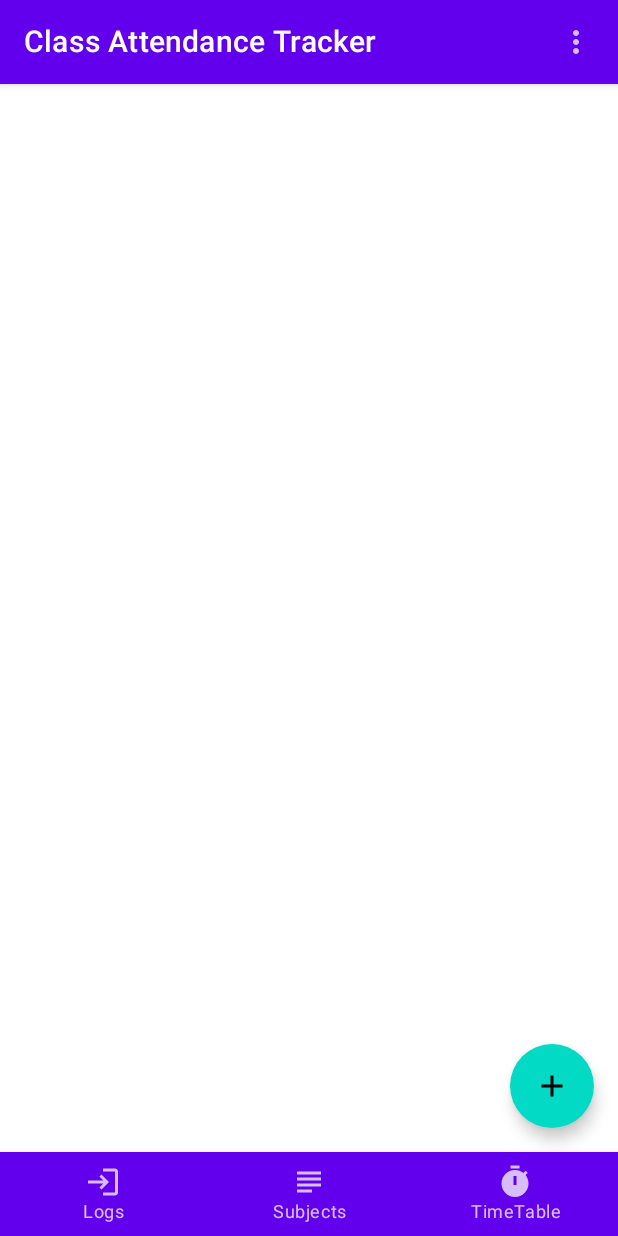
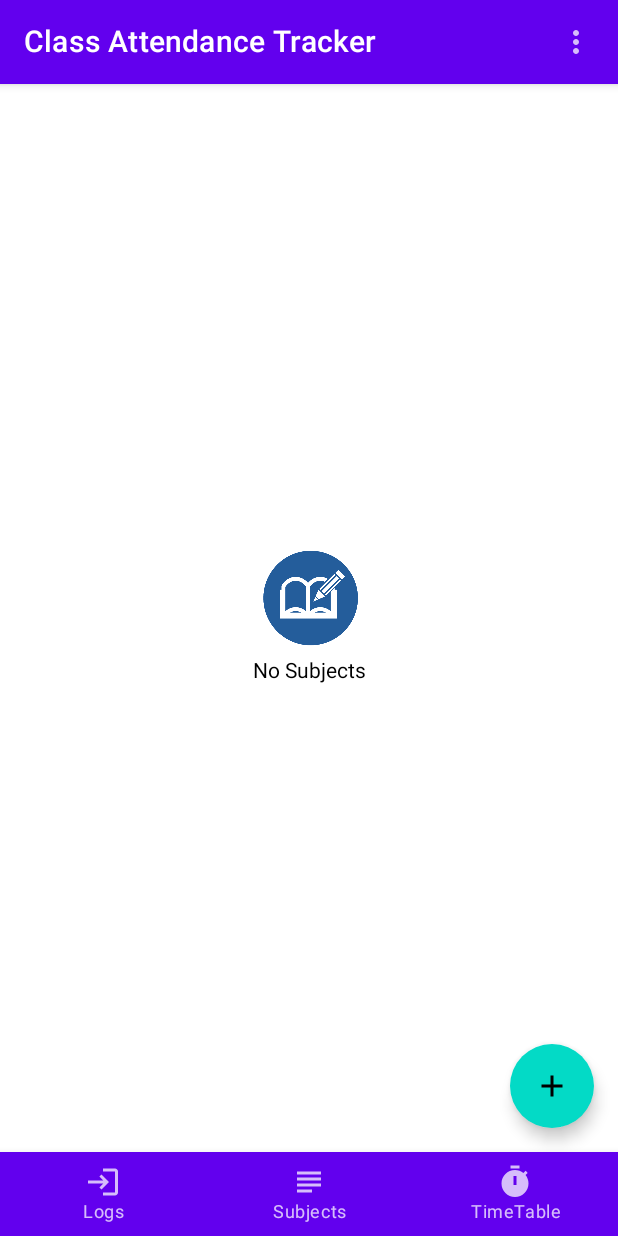
Before and after one commit to AnuragProg/GPS-Attendance-Tracker, an Android app built with Jetpack Compose: the screen it shows after launch (MainActivity), on a phone screen of 412 x 824 dp. Run offline under Robolectric (Android 15) with nearby library versions, the phone set to English and light mode, and no system bars; our stand-ins replace Dagger/Hilt's generated code, Room's generated code.

Commit message:
Minor bug fixes

```diff
--- a/app/src/main/java/com/example/classattendanceapp/presenter/screens/subjectsscreen/SubjectsScreen.kt
+++ b/app/src/main/java/com/example/classattendanceapp/presenter/screens/subjectsscreen/SubjectsScreen.kt
@@ -4,10 +4,7 @@ import android.util.Log
 import androidx.compose.animation.animateColorAsState
 import androidx.compose.animation.core.animateFloatAsState
 import androidx.compose.animation.core.tween
-import androidx.compose.foundation.Canvas
-import androidx.compose.foundation.ExperimentalFoundationApi
-import androidx.compose.foundation.background
-import androidx.compose.foundation.combinedClickable
+import androidx.compose.foundation.*
 import androidx.compose.foundation.layout.*
 import androidx.compose.foundation.lazy.LazyColumn
 import androidx.compose.foundation.lazy.items
@@ -20,11 +17,16 @@ import androidx.compose.ui.Modifier
 import androidx.compose.ui.graphics.Color
 import androidx.compose.ui.graphics.StrokeCap
 import androidx.compose.ui.graphics.drawscope.Stroke
+import androidx.compose.ui.res.painterResource
 import androidx.compose.ui.text.font.FontWeight
+import androidx.compose.ui.text.style.TextAlign
+import androidx.compose.ui.text.style.TextOverflow
 import androidx.compose.ui.unit.dp
 import androidx.compose.ui.unit.sp
+import com.example.classattendanceapp.R
 import com.example.classattendanceapp.data.models.Subject
 import com.example.classattendanceapp.domain.models.ModifiedSubjects
+import com.example.classattendanceapp.presenter.utils.ProcessState
 import com.example.classattendanceapp.presenter.viewmodel.ClassAttendanceViewModel
 import kotlinx.coroutines.flow.collectLatest
 import kotlinx.coroutines.launch
@@ -48,10 +50,20 @@ fun SubjectsScreen(
         mutableStateOf("")
     }
 
+    var checkForSubjectListLength by remember{
+        mutableStateOf(false)
+    }
+    var processState by remember{
+        mutableStateOf(ProcessState.INITIAL)
+    }
+
     LaunchedEffect(Unit){
         classAttendanceViewModel.getSubjectsAdvanced().collectLatest{
+            processState = ProcessState.INITIAL
             subjectsList.clear()
             subjectsList.addAll(it)
+            checkForSubjectListLength = !checkForSubjectListLength
+            processState = ProcessState.DONE
         }
     }
 
@@ -114,6 +126,25 @@ fun SubjectsScreen(
         )
     }
 
+    if(subjectsList.isEmpty() && processState == ProcessState.DONE){
+        Log.d("subjects", "Showing no subjects icon")
+        Column(
+            modifier = Modifier.fillMaxSize(),
+            verticalArrangement = Arrangement.Center,
+            horizontalAlignment = Alignment.CenterHorizontally
+        ){
+            Image(
+                modifier = Modifier.size(70.dp),
+                painter = painterResource(id = R.drawable.subjects),
+                contentDescription = null
+            )
+            Text(
+                modifier = Modifier.padding(5.dp),
+                text = "No Subjects"
+            )
+        }
+    }else{
+        Log.d("subjects", "Showing subjects list")
         // Original Ui
         Box(
             modifier = Modifier.fillMaxSize()
@@ -188,7 +219,12 @@ fun SubjectsScreen(
                                     ),
                                 contentAlignment = Alignment.CenterStart
                             ){
-                            Text(it.subjectName)
+                                Text(
+                                    modifier = Modifier.width(200.dp),
+                                    text = it.subjectName,
+                                    overflow = TextOverflow.Ellipsis,
+                                    maxLines = 1
+                                )
                                 Box(
                                     modifier = Modifier.fillMaxWidth(),
                                     contentAlignment = Alignment.CenterEnd
@@ -234,3 +270,4 @@ fun SubjectsScreen(
             }
         }
     }
+}
--- /dev/null
+++ b/app/src/main/java/com/example/classattendanceapp/presenter/utils/ProcessState.kt
@@ -0,0 +1,8 @@
+package com.example.classattendanceapp.presenter.utils
+
+
+enum class ProcessState {
+    INITIAL,
+    INTERMEDIATE,
+    DONE
+}
```
Also changed, not shown: app/src/main/java/com/example/classattendanceapp/domain/utils/location/ClassLocationManager.kt (+1 -9 lines), app/src/main/java/com/example/classattendanceapp/presenter/screens/logsscreen/LogsScreen.kt (+60 -17 lines), app/src/main/java/com/example/classattendanceapp/presenter/screens/timetablescreen/TimeTableScreen.kt (+12 -7 lines), app/src/main/res/drawable/logs.png (added), app/src/main/res/drawable/subjects.png (added). Lines whose indentation alone changed are shown as unchanged.
